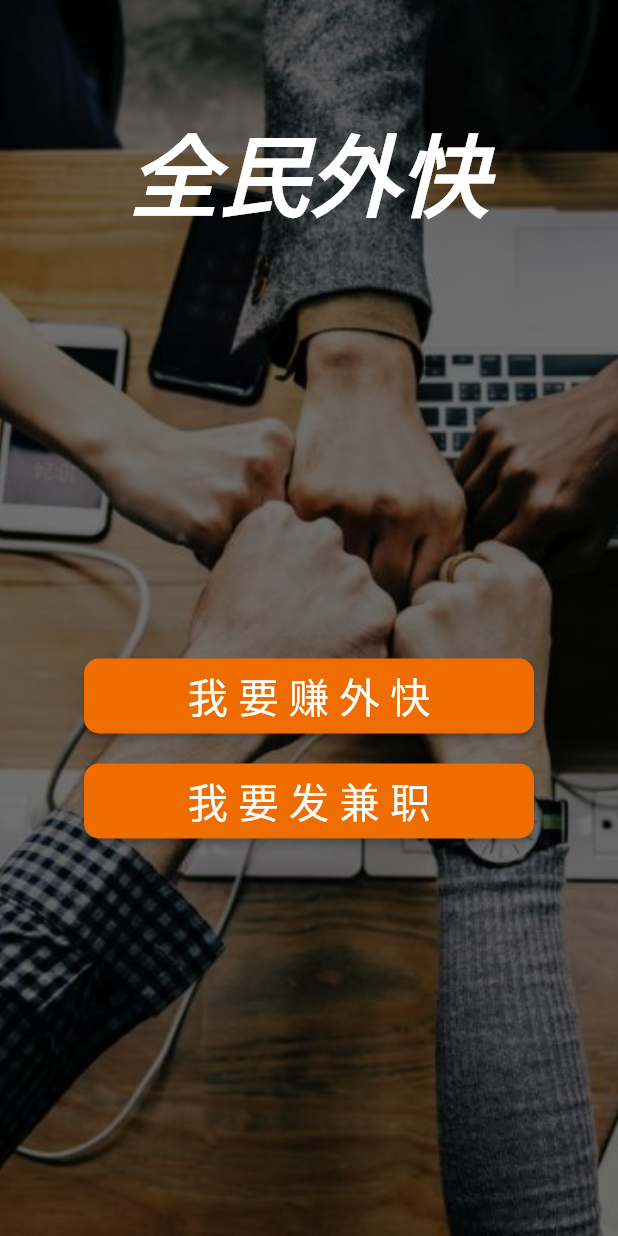
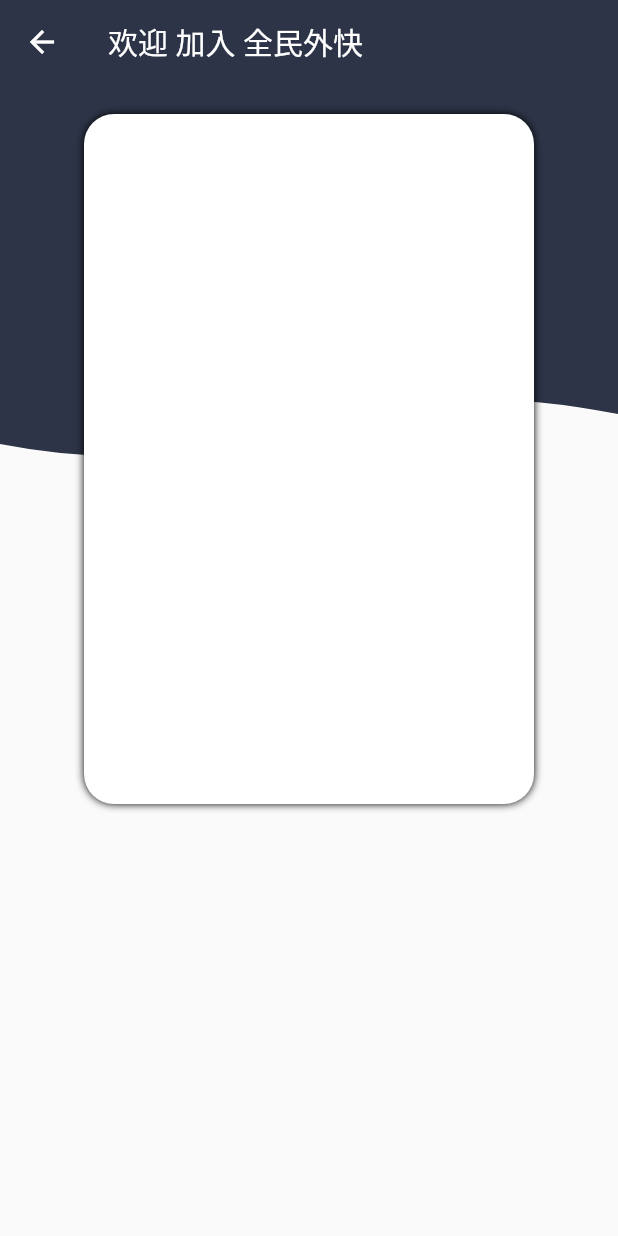
Before and after one commit to ZizhengYang/flutter_wk, a Flutter app: the screen it shows after launch, after a tap on "我 要 发 兼 职", on a phone screen of 412 x 824 dp. Run offline on Flutter 3.47's test engine with Material 2 defaults, Android fonts, the phone set to English and light mode, and no system bars.

Commit message:
Register update

```diff
--- a/lib/Pages/BothUserCompany/HomeContent.dart
+++ b/lib/Pages/BothUserCompany/HomeContent.dart
@@ -1,5 +1,6 @@
 import 'package:flutter/material.dart';
 import 'package:test_wai_kuai/Pages/CompanySide/LoginRegister/Login.dart';
+import 'package:test_wai_kuai/Pages/CompanySide/LoginRegister/Register.dart';
 
 class HomeContent extends StatelessWidget {
   @override
@@ -80,7 +81,13 @@
                           Text(" 我 要 发 兼 职 ", style: TextStyle(fontSize: 27)),
                       shape: RoundedRectangleBorder(
                           borderRadius: BorderRadius.circular(10.0)),
-                      onPressed: () {},
+                      onPressed: () {
+                        Navigator.push(
+                            context,
+                            new MaterialPageRoute(
+                            builder: (context) => new Register()),
+                        );
+                      },
                     ))
               ],
             ),
--- a/lib/Pages/CompanySide/LoginRegister/Login.dart
+++ b/lib/Pages/CompanySide/LoginRegister/Login.dart
@@ -12,8 +12,8 @@
       appBar: new AppBar(
         title: new Text("欢迎 使用 全民外快"),
         backgroundColor: Color(0xFF2D3447),
-        leading: new IconButton(icon: Icon(Icons.keyboard_return), onPressed: () {Navigator.pop(context);}),
-        elevation: 0
+//        leading: new IconButton(icon: Icon(Icons.keyboard_return), onPressed: () {Navigator.pop(context);}),
+        elevation: 0.0
       ),
       body: new Stack(
         children: <Widget>[
@@ -42,8 +42,8 @@
                   )
                 ],
               ),
-              clipBehavior: Clip.antiAlias,
-              clipper: LoginSignupClipper(),
+//              clipBehavior: Clip.antiAlias,
+//              clipper: LoginSignupClipper(),
             )
           )
         ],
--- a/lib/Pages/CompanySide/LoginRegister/Register.dart
+++ b/lib/Pages/CompanySide/LoginRegister/Register.dart
@@ -0,0 +1,53 @@
+import 'package:flutter/material.dart';
+import 'package:test_wai_kuai/Weight/Clipper/AppBarClipper.dart';
+import 'package:test_wai_kuai/Weight/Clipper/LoginSignupClipper.dart';
+
+class Register extends StatelessWidget{
+
+  int loginType;
+
+  @override
+  Widget build(BuildContext context) {
+    return new Scaffold(
+        appBar: new AppBar(
+            title: new Text("欢迎 加入 全民外快"),
+            backgroundColor: Color(0xFF2D3447),
+//        leading: new IconButton(icon: Icon(Icons.keyboard_return), onPressed: () {Navigator.pop(context);}),
+            elevation: 0.0
+        ),
+        body: new Stack(
+          children: <Widget>[
+            new ClipPath(
+              child: Container(
+                  height: 260,
+                  color: Color(0xFF2D3447)
+              ),
+              clipBehavior: Clip.antiAlias,
+              clipper: AppBarClipper(),
+            ),
+            new Container(
+                child: new ClipPath(
+                  child: new Row(
+                    mainAxisAlignment: MainAxisAlignment.center,
+                    children: <Widget>[
+                      new Container(
+                        margin: EdgeInsets.only(top: 20, left: 0, right: 0, bottom: 20),
+                        decoration: new BoxDecoration(
+                            borderRadius: new BorderRadius.all(Radius.elliptical(20, 20)),
+                            color: Colors.white,
+                            boxShadow: [BoxShadow(color: Color(0xFF000000), offset: Offset.zero, blurRadius: 4.0, spreadRadius: 0.0)]
+                        ),
+                        width: 300.0,
+                        height: 460.0,
+                      )
+                    ],
+                  ),
+//              clipBehavior: Clip.antiAlias,
+//              clipper: LoginSignupClipper(),
+                )
+            )
+          ],
+        )
+    );
+  }
+}
--- a/lib/Weight/Clipper/LoginSignupClipper.dart
+++ b/lib/Weight/Clipper/LoginSignupClipper.dart
@@ -10,7 +10,7 @@
 
     var path = Path();
 
-    path.addRRect(new RRect.fromLTRBR(10, 10, size.width, size.height, new Radius.circular(10.0)));
+//    path.addRRect(new RRect.fromLTRBR(10, 10, size.width, size.height, new Radius.circular(10.0)));
 
 //    path.moveTo(radiusSize, 0.0);
 //    path.lineTo(0.0, radiusSize);
```
